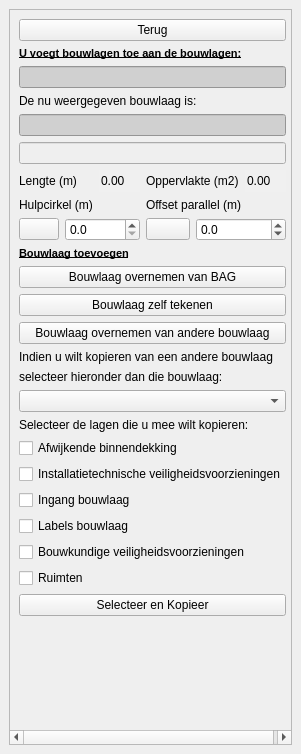
The window that plugin/oiv/bag_pand/oiv_bouwlaag_widget.ui (OIV-NL-QGIS/QGIS_project) describes before a commit, drawn with Qt 5.
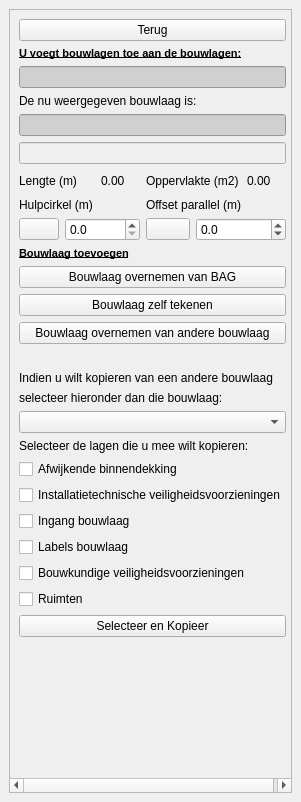
The same window after the commit. Icons and pictures are not drawn.

Commit message:
Issues oiv interface 3 5 0 (#362)
* Make fields not editable

resolves #360

* Update oiv_create_grid.py

resolves #356

```diff
--- a/plugin/oiv/bag_pand/oiv_bouwlaag_widget.ui
+++ b/plugin/oiv/bag_pand/oiv_bouwlaag_widget.ui
@@ -7,7 +7,7 @@
     <x>0</x>
     <y>0</y>
     <width>301</width>
-    <height>754</height>
+    <height>802</height>
    </rect>
   </property>
   <property name="features">
@@ -29,7 +29,7 @@
          <x>0</x>
          <y>0</y>
          <width>281</width>
-         <height>712</height>
+         <height>760</height>
         </rect>
        </property>
        <layout class="QVBoxLayout" name="verticalLayout_3">
```
Left out of the diff: 12 changed lines with no effect on the pictures. The commit also changes 6 other files.
